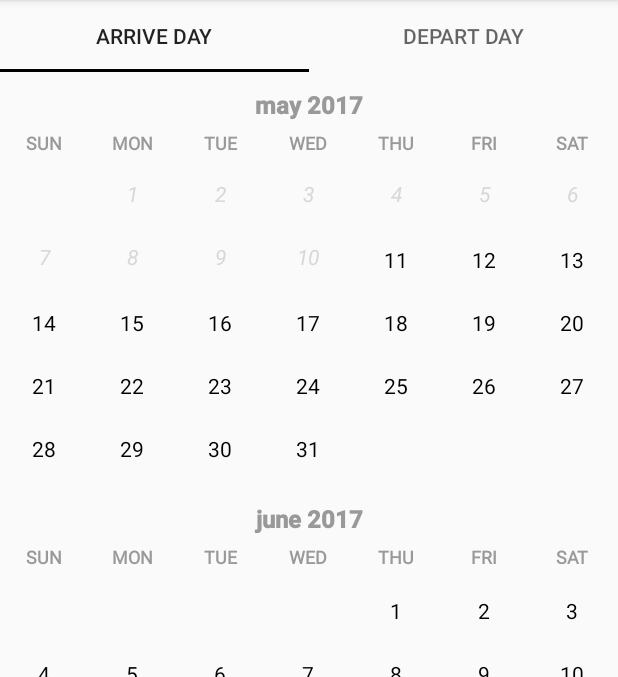
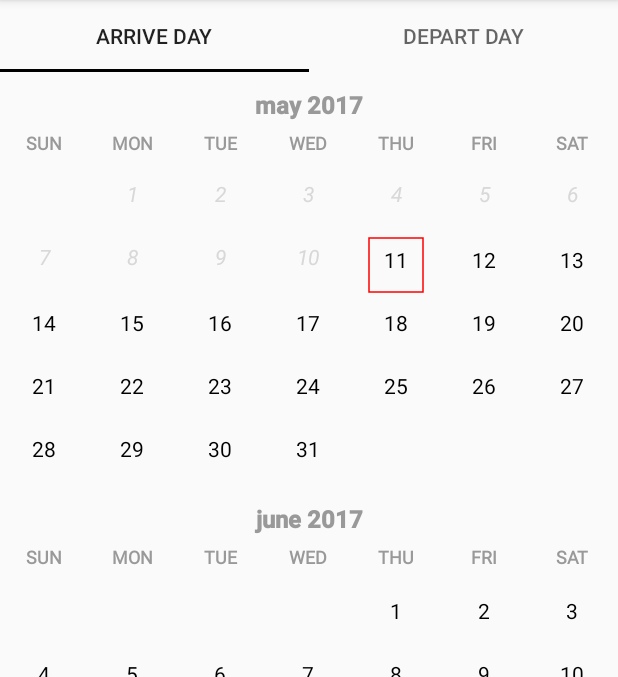
Before and after one commit to YuryKorotin/DayrangePicker, an Android app: the screen it shows after launch (StartActivity), on a phone screen of 412 x 824 dp, the part 84-761 px from its top. Run offline under Robolectric (Android 15) with nearby library versions, the phone set to English and light mode, and no system bars.

Commit message:
Add today border

```diff
--- a/app/src/main/java/com/github/yurykorotin/dayrangepicker/views/MonthView.java
+++ b/app/src/main/java/com/github/yurykorotin/dayrangepicker/views/MonthView.java
@@ -68,6 +68,8 @@ public class MonthView extends View{
 
     protected Paint mWeekTextPaint;
     protected Paint mDayTextPaint;
+    protected Paint mTodayFramePaint;
+
     protected Paint mTagTextPaint;
     protected Paint mTitleBGPaint;
     protected Paint mYearMonthPaint;
@@ -75,6 +77,8 @@ public class MonthView extends View{
     protected Paint mBusyDayBgPaint;
     protected Paint mInValidDayBgPaint;
     protected Paint mSelectedDayTextPaint;
+
+    ///Colors for calendar
     protected int mCurrentDayTextColor;
     protected int mYearMonthTextColor;
     protected int mWeekTextColor;
@@ -86,10 +90,11 @@ public class MonthView extends View{
     protected int mInValidDaysBgColor;
     protected int mBusyDaysTextColor;
     protected int mInValidDaysTextColor;
+    protected int mTodayBorderColor;
 
     private final StringBuilder mStringBuilder;
 
-    protected boolean mHasToday = false;
+    protected boolean mHasToday = true;
     protected int mToday = -1;
     protected int mWeekStart = 1;
     protected int mNumDays = 7;
@@ -177,6 +182,10 @@ public class MonthView extends View{
                 R.styleable.DayPickerView_inValidDaysTextColor,
                 ContextCompat.getColor(context, R.color.normal_day));
 //        mDrawRect = typedArray.getBoolean(R.styleable.DayPickerView_drawRoundRect, true);
+
+        mTodayBorderColor = typedArray.getColor(
+                R.styleable.DayPickerView_currentDayFrameColor,
+                Color.RED);
 
         mStringBuilder = new StringBuilder(50);
 
@@ -290,7 +299,7 @@ public class MonthView extends View{
 
             boolean isToday = false;
 
-            //drawToday(isToday, day, canvas, x, y);
+            drawToday(isToday, day, canvas, x, y);
 
             boolean isPrevDay = false;
             if (!isPrevDayEnabled && prevDay(day, today)) {
@@ -417,11 +426,14 @@ public class MonthView extends View{
     private void drawToday(boolean isToday, int day, Canvas canvas, int x, int y) {
         if (mHasToday && (mToday == day)) {
             isToday = true;
-            canvas.drawText(
+            /*canvas.drawText(
                     getResources().getString(R.string.today),
                     x,
                     getTextYCenter(mDayTextPaint, y - DAY_SELECTED_RECT_SIZE / 2),
-                    mDayTextPaint);
+                    mDayTextPaint);*/
+            RectF todayFrameRect = new RectF(x - DAY_SELECTED_RECT_SIZE, y - DAY_SELECTED_RECT_SIZE,
+                    x + DAY_SELECTED_RECT_SIZE, y + DAY_SELECTED_RECT_SIZE);
+            canvas.drawRect(todayFrameRect, mTodayFramePaint);
         }
     }
 
@@ -528,6 +540,14 @@ public class MonthView extends View{
         mTagTextPaint.setStyle(Paint.Style.FILL);
         mTagTextPaint.setTextAlign(Paint.Align.CENTER);
         mTagTextPaint.setFakeBoldText(false);
+
+
+        //TODO: Add thickness of border parameter to styleable
+        mTodayFramePaint = new Paint();
+        mTodayFramePaint.setAntiAlias(true);
+        mTodayFramePaint.setColor(mTodayBorderColor);
+        mTodayFramePaint.setStrokeWidth(getResources().getDimension(R.dimen.today_border_width));
+        mTodayFramePaint.setStyle(Paint.Style.STROKE);
     }
 
     @Override
--- a/app/src/main/res/values/dimens.xml
+++ b/app/src/main/res/values/dimens.xml
@@ -8,4 +8,5 @@
     <dimen name="selected_day_radius">18dp</dimen>
     <dimen name="calendar_height">270dip</dimen>
     <dimen name="dayTopPadding">6dp</dimen>
+    <dimen name="today_border_width">1dp</dimen>
 </resources>
--- a/app/src/main/res/values/styles.xml
+++ b/app/src/main/res/values/styles.xml
@@ -21,6 +21,7 @@
         <attr name="selectedDaySize" format="dimension"/>
         <attr name="calendarViewHeight" format="dimension" />
         <attr name="enablePreviousDay" format="boolean" />
+        <attr name="todayBorderColor" format="color"/>
     </declare-styleable>
     <declare-styleable name="TabbedDayRangePicker">
         <attr name="startYear" format="integer"/>
```
